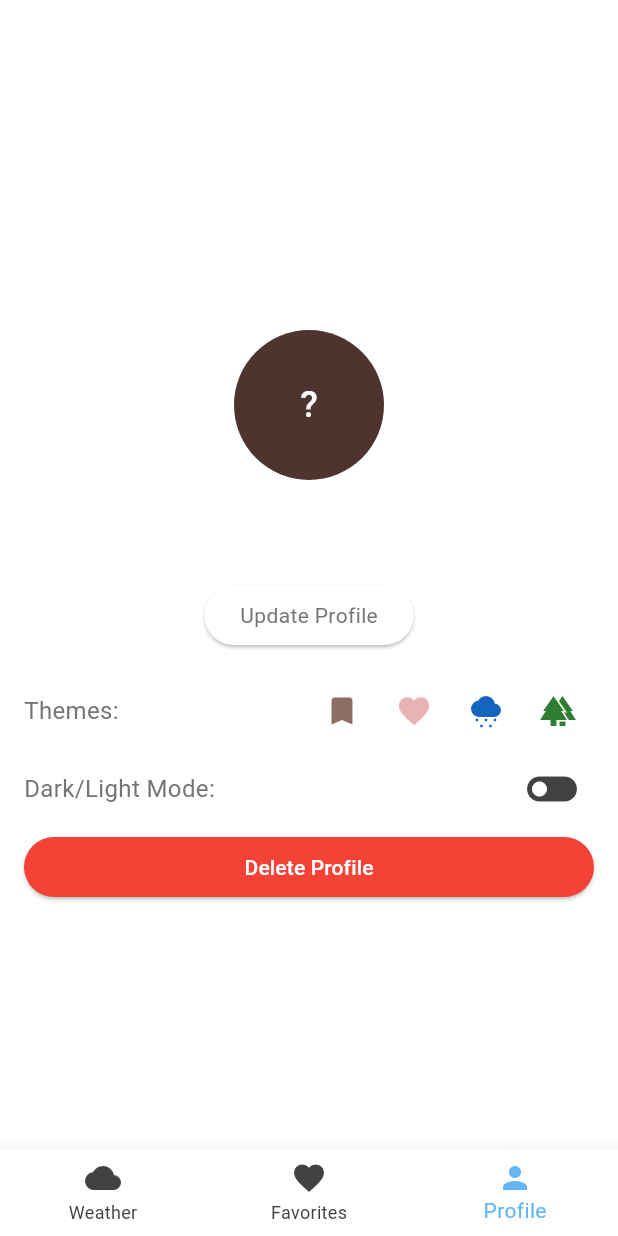
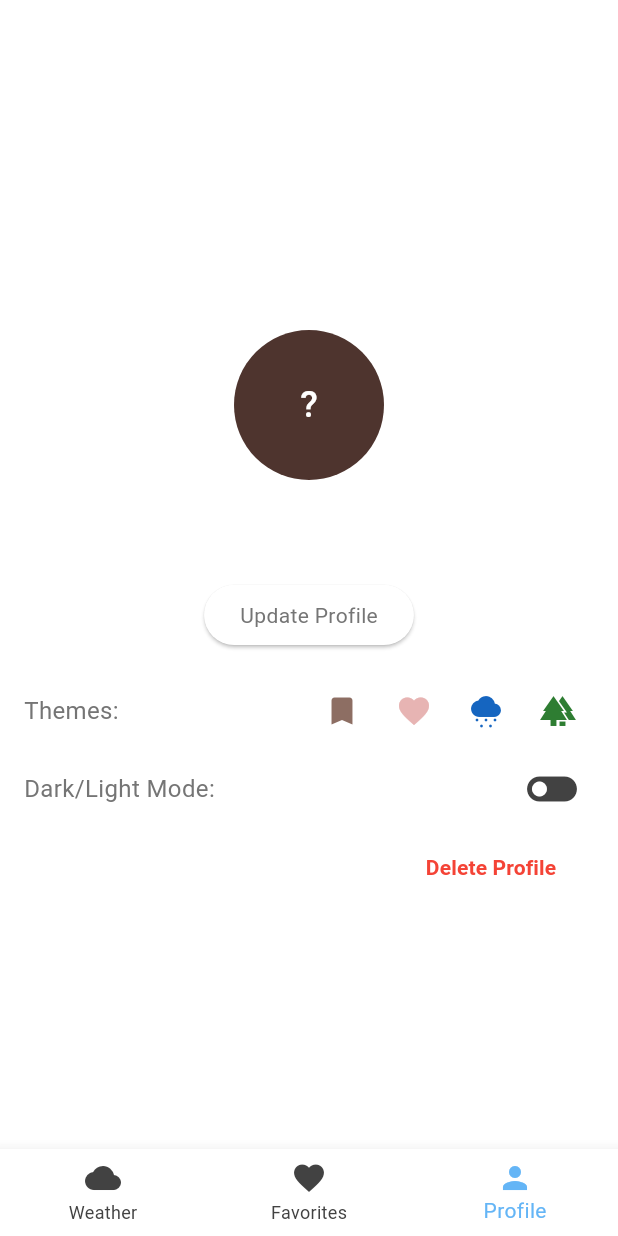
Before and after one commit to comp7082-s24/ClimateCompanion, a Flutter app: the ProfileView screen opened by its route, on a phone screen of 412 x 824 dp. Run offline on Flutter 3.47's test engine with Material 3 defaults, Android fonts, the light colour scheme and no system bars; our stand-ins replace flutter_gemini, flutter_staggered_animations, go_router, shared_preferences, weather, widget_and_text_animator; accounts and stored records are empty.

Commit message:
changed themes that were not changed in delete profile button, profile view and weather view

```diff
--- a/lib/components/delete.profile.button.dart
+++ b/lib/components/delete.profile.button.dart
@@ -7,7 +7,7 @@ class DeleteProfileButton extends StatelessWidget {
 
   @override
   Widget build(final BuildContext context) {
-    return ElevatedButton(
+    return TextButton(
       onPressed: () {
         showDialog<void>(
           context: context,
@@ -34,10 +34,8 @@ class DeleteProfileButton extends StatelessWidget {
           },
         );
       },
-      style: ElevatedButton.styleFrom(
-        foregroundColor: Colors.white, backgroundColor: Colors.red, // Text color
-      ),
-      child: const Text("Delete Profile"),
+      child: const Text("Delete Profile",
+          style: TextStyle(color: Colors.red, fontWeight: FontWeight.bold),),
     );
   }
 }
--- a/lib/screens/profile_view.dart
+++ b/lib/screens/profile_view.dart
@@ -36,7 +36,12 @@ class _ProfileViewState extends State<ProfileView> {
             const SizedBox(height: 16),
             _buildThemes(context),
             _buildDarkLightMode(context),
-            _buildDeleteProfile(context),
+            Row(
+              mainAxisAlignment: MainAxisAlignment.end,
+              children: [
+                _buildDeleteProfile(context),
+              ],
+            )
           ],
         ),
       ),
@@ -45,7 +50,7 @@ class _ProfileViewState extends State<ProfileView> {
 
   SizedBox _buildDeleteProfile(final BuildContext context) {
     return SizedBox(
-            width: double.infinity,
+            width: MediaQuery.of(context).size.width / 3,
             child: DeleteProfileButton(
               onPressed: () {
                 Provider.of<AppStateProvider>(context, listen: false).resetProfile();
--- a/lib/screens/weather_view.dart
+++ b/lib/screens/weather_view.dart
@@ -105,7 +105,8 @@ class _WeatherViewState extends State<WeatherView> {
                     isUpcomingDays = !isUpcomingDays;
                   });
                 },
-                child: Text(isUpcomingDays ? "H" : "D"),
+                child: Text(isUpcomingDays ? "H" : "D",
+                style: Theme.of(context).textTheme.bodyMedium),
               ),
             ),
           ],
--- a/lib/themes/theme.dart
+++ b/lib/themes/theme.dart
@@ -102,11 +102,6 @@ ThemeData defaultDarkMode = ThemeData(
   ),
 );
 
-// TODO FRomSEED
-ThemeData defaultDarkModde = ThemeData(
-  colorScheme: ColorScheme.fromSeed(seedColor: Colors.purple),
-  // brightness: Brightness.dark,
-);
 
 ThemeData brownTheme = ThemeData(
   primarySwatch: Colors.brown,
```
